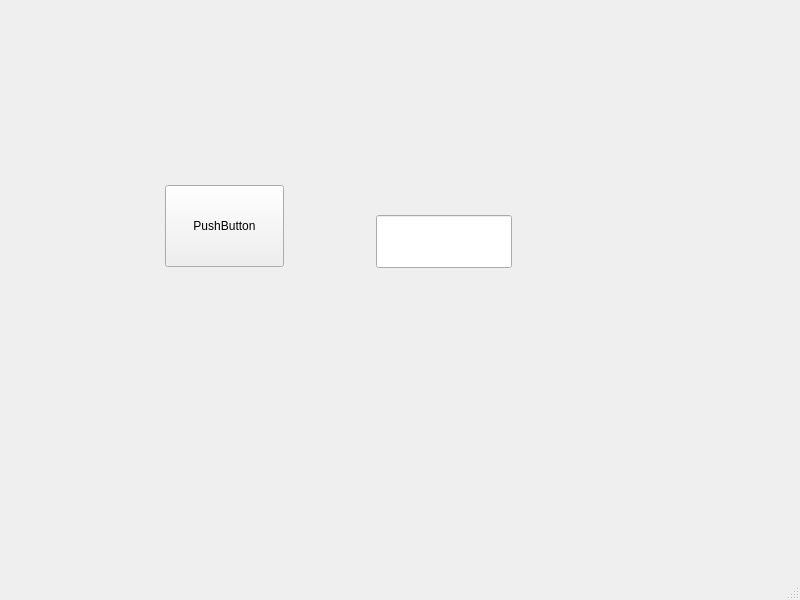
kajyrkka/OO2026Koodit, file Week7/WidgetEsimerkki/mainwindow.ui: the form before one commit.
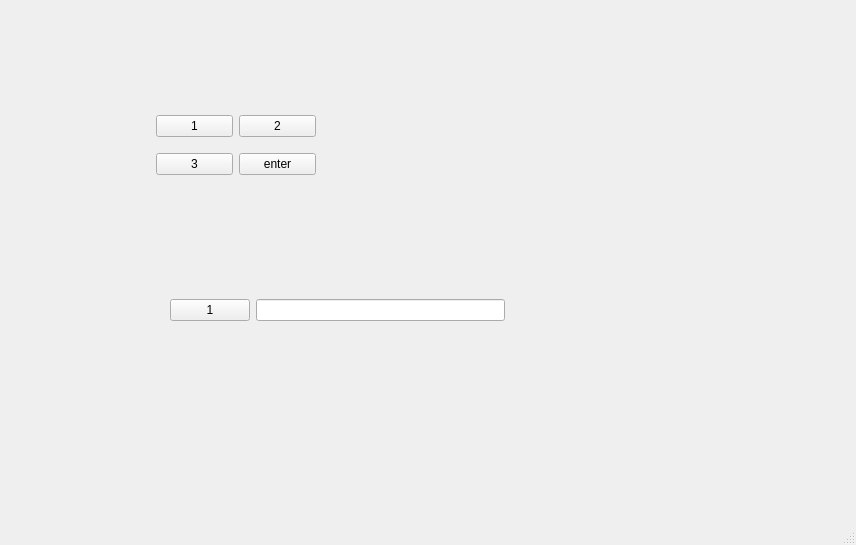
The form after the commit.

The edit to the form file:
```diff
--- a/Week7/WidgetEsimerkki/mainwindow.ui
+++ b/Week7/WidgetEsimerkki/mainwindow.ui
@@ -6,36 +6,75 @@
    <rect>
     <x>0</x>
     <y>0</y>
-    <width>800</width>
-    <height>600</height>
+    <width>856</width>
+    <height>545</height>
    </rect>
   </property>
   <property name="windowTitle">
    <string>MainWindow</string>
   </property>
   <widget class="QWidget" name="centralwidget">
-   <widget class="QPushButton" name="Nappi">
+   <widget class="QWidget" name="formLayoutWidget">
     <property name="geometry">
      <rect>
-      <x>165</x>
-      <y>185</y>
-      <width>119</width>
-      <height>82</height>
+      <x>170</x>
+      <y>299</y>
+      <width>335</width>
+      <height>44</height>
      </rect>
     </property>
-    <property name="text">
-     <string>PushButton</string>
-    </property>
+    <layout class="QFormLayout" name="formLayout">
+     <item row="0" column="0">
+      <widget class="QPushButton" name="Nappi">
+       <property name="text">
+        <string>1</string>
+       </property>
+      </widget>
+     </item>
+     <item row="0" column="1">
+      <widget class="QLineEdit" name="naytto"/>
+     </item>
+    </layout>
    </widget>
-   <widget class="QLineEdit" name="naytto">
+   <widget class="QWidget" name="gridLayoutWidget">
     <property name="geometry">
      <rect>
-      <x>376</x>
-      <y>215</y>
-      <width>136</width>
-      <height>53</height>
+      <x>156</x>
+      <y>105</y>
+      <width>160</width>
+      <height>80</height>
      </rect>
     </property>
+    <layout class="QGridLayout" name="gridLayout">
+     <item row="0" column="0">
+      <widget class="QPushButton" name="B1">
+       <property name="text">
+        <string>1</string>
+       </property>
+      </widget>
+     </item>
+     <item row="0" column="1">
+      <widget class="QPushButton" name="B2">
+       <property name="text">
+        <string>2</string>
+       </property>
+      </widget>
+     </item>
+     <item row="1" column="0">
+      <widget class="QPushButton" name="B3">
+       <property name="text">
+        <string>3</string>
+       </property>
+      </widget>
+     </item>
+     <item row="1" column="1">
+      <widget class="QPushButton" name="enter">
+       <property name="text">
+        <string>enter</string>
+       </property>
+      </widget>
+     </item>
+    </layout>
    </widget>
   </widget>
   <widget class="QMenuBar" name="menubar">
```
Left out of the diff: 2 changed lines with no effect on the pictures.
